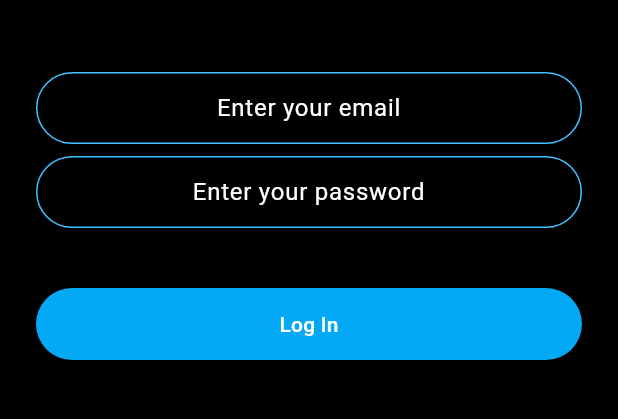
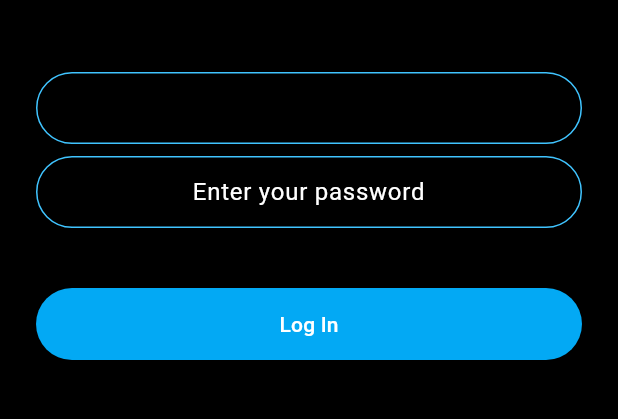
Before and after one commit to Akshat-sGit/Plaudern, a Flutter app: the LoginScreen screen opened by its route, on a phone screen of 412 x 824 dp, the part 576-995 px from its top. Run offline on Flutter 3.47's test engine with Material 3 defaults, Android fonts, the phone set to English and light mode, and no system bars; drawn by our look-alikes of modal_progress_hud_nsn; our stand-ins replace animated_text_kit, cloud_firestore, firebase_auth, firebase_core, google_fonts; accounts and stored records are empty.

Commit message:
modified login page

```diff
--- a/lib/view/login_screen.dart
+++ b/lib/view/login_screen.dart
@@ -47,18 +47,21 @@ class _LoginScreenState extends State<LoginScreen> {
                 height: 48.0,
               ),
               TextField(
+
                 controller: emailController,
                 keyboardType: TextInputType.emailAddress,
                 textAlign: TextAlign.center,
                 style: const TextStyle(
-                  color: Colors.white,
+                  color: Colors.black,
                 ),
                 onChanged: (value) {
                   email = value;
                 },
                 decoration: decoration.copyWith(
                     hintText: "Enter your email",
-                    hintStyle: const TextStyle(color: Colors.white)),
+                    hintStyle: const TextStyle(color: Colors.black),
+                ),
+
               ),
               const SizedBox(
                 height: 8.0,
```
